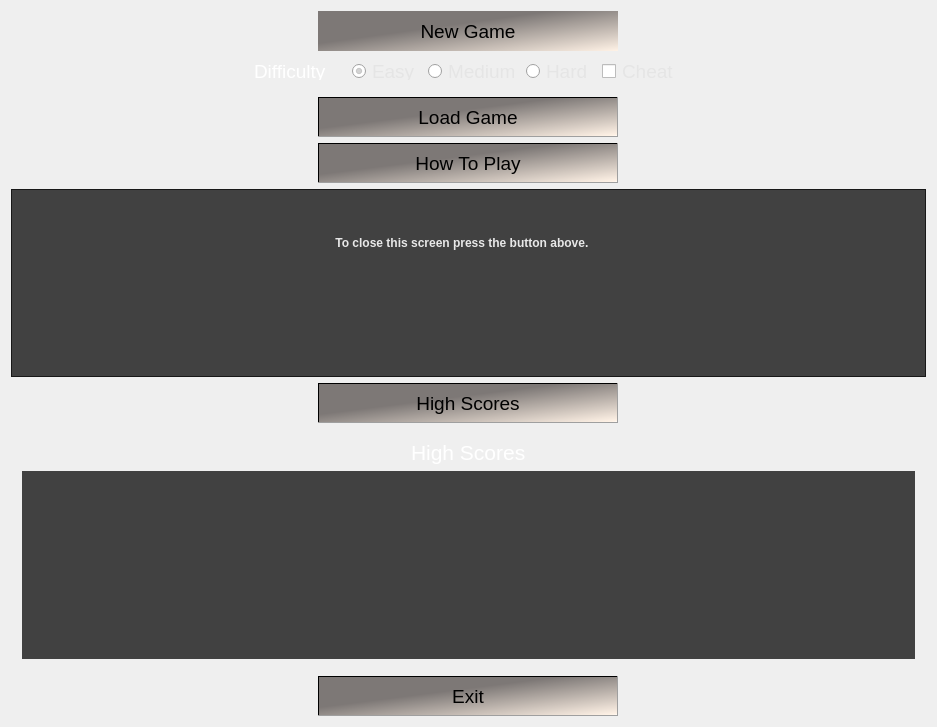
Before: the Qt Designer form mainwindow.ui in DomtronVox/space-factory, drawn with Qt 5.
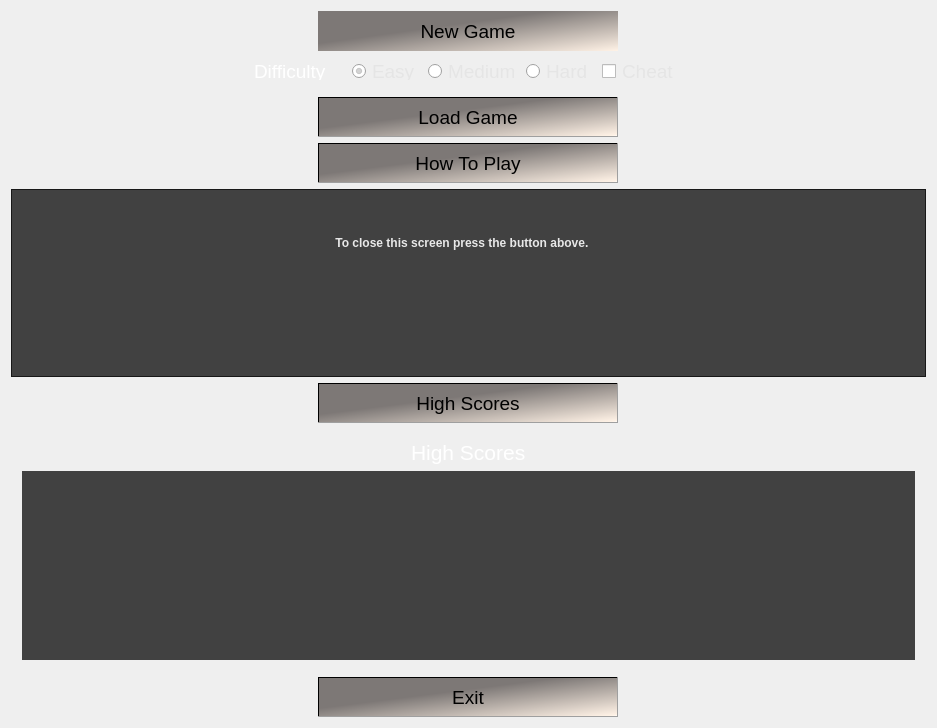
After: the same form once the commit is applied. Icons and pictures are not drawn.

What changed in the file:
```diff
--- a/mainwindow.ui
+++ b/mainwindow.ui
@@ -7,7 +7,7 @@
     <x>0</x>
     <y>0</y>
     <width>937</width>
-    <height>727</height>
+    <height>728</height>
    </rect>
   </property>
   <property name="sizePolicy">
```
Left out of the diff: 21 changed lines with no effect on the pictures.
